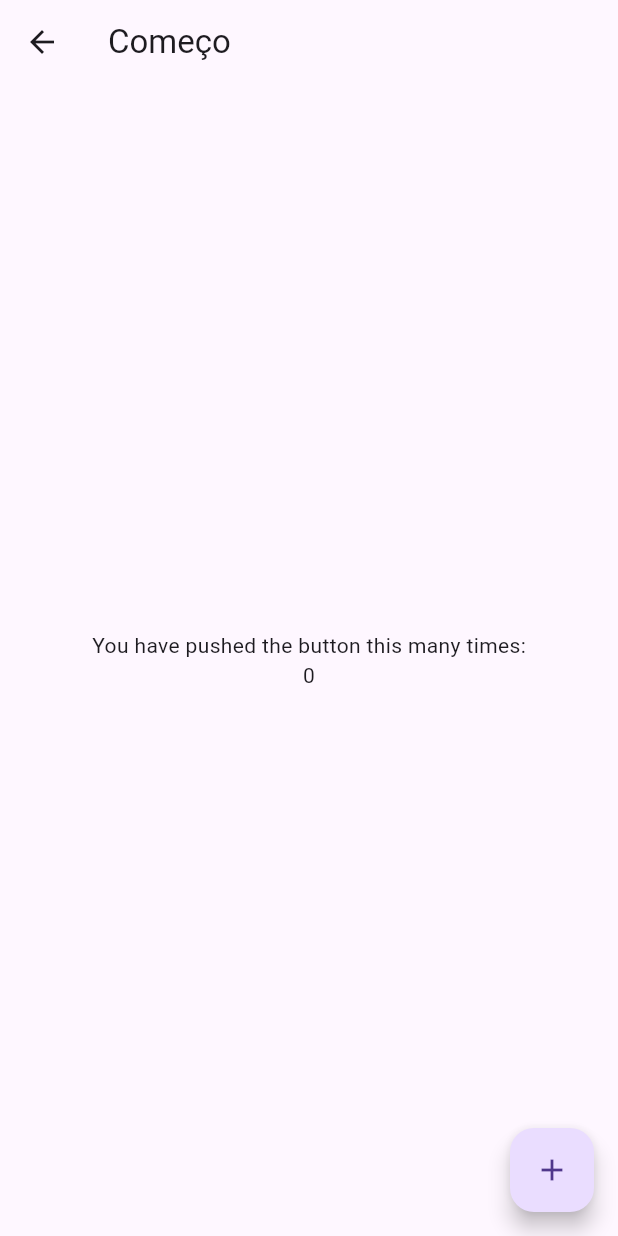
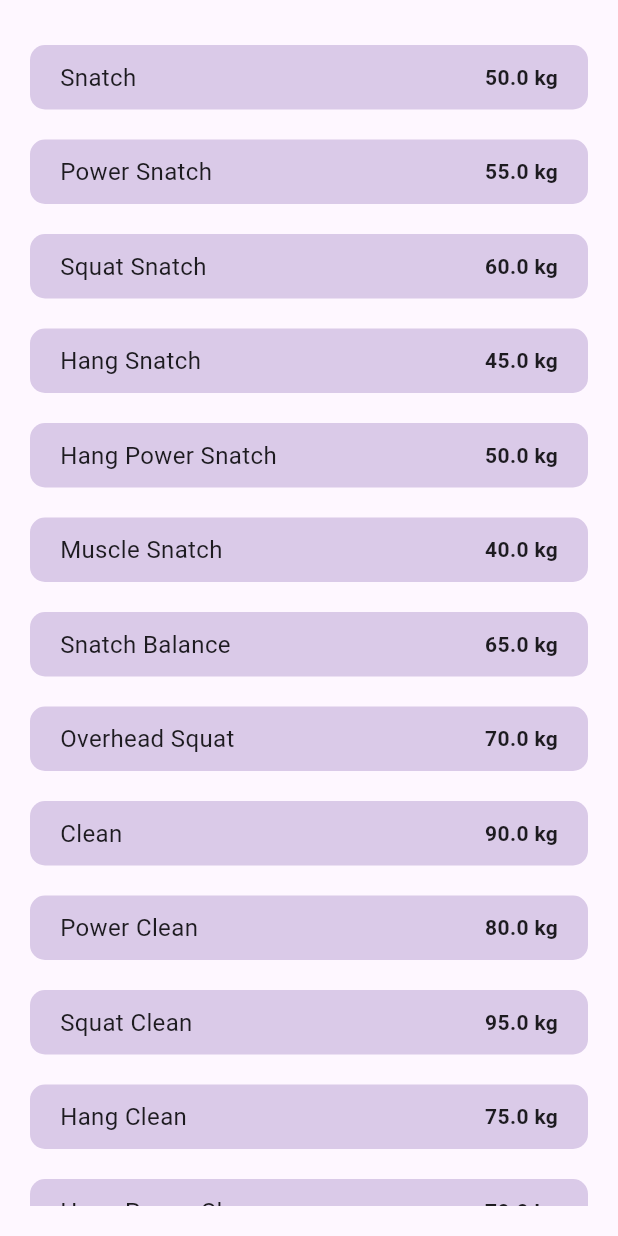
Before and after one commit to BiancaAlessandra/my-max, a Flutter app: the HomePage screen opened directly, on a phone screen of 412 x 824 dp. Run offline on Flutter 3.47's test engine with Material 3 defaults, Android fonts, the phone set to English and light mode, and no system bars.

Commit message:
development...
Criação da página home e andamento da página de login

```diff
--- a/lib/globals/components.dart
+++ b/lib/globals/components.dart
@@ -5,7 +5,7 @@ Widget load() {
   return Positioned.fill(
     child: Container(
       color: corPreto.withOpacity(0.3),
-      child: Center(child: CircularProgressIndicator()),
+      child: Center(child: CircularProgressIndicator(color: corPadrao)),
     ),
   );
 }
--- a/lib/pages/home.dart
+++ b/lib/pages/home.dart
@@ -1,4 +1,6 @@
 import 'package:flutter/material.dart';
+import 'package:mymax/globals/components.dart';
+import 'package:mymax/globals/styles.dart';
 
 class HomePage extends StatefulWidget {
   const HomePage({super.key});
@@ -8,35 +10,87 @@ class HomePage extends StatefulWidget {
 }
 
 class _HomePageState extends State<HomePage> {
-  int _counter = 0;
+  bool loadTela = false;
 
-  void _incrementCounter() {
-    setState(() {
-      _counter++;
-    });
-  }
+  List movimentos = [
+    (nome: 'Snatch', cargaMax: 50.0),
+    (nome: 'Power Snatch', cargaMax: 55.0),
+    (nome: 'Squat Snatch', cargaMax: 60.0),
+    (nome: 'Hang Snatch', cargaMax: 45.0),
+    (nome: 'Hang Power Snatch', cargaMax: 50.0),
+    (nome: 'Muscle Snatch', cargaMax: 40.0),
+    (nome: 'Snatch Balance', cargaMax: 65.0),
+    (nome: 'Overhead Squat', cargaMax: 70.0),
+    (nome: 'Clean', cargaMax: 90.0),
+    (nome: 'Power Clean', cargaMax: 80.0),
+    (nome: 'Squat Clean', cargaMax: 95.0),
+    (nome: 'Hang Clean', cargaMax: 75.0),
+    (nome: 'Hang Power Clean', cargaMax: 70.0),
+    (nome: 'Muscle Clean', cargaMax: 60.0),
+    (nome: 'Block Clean', cargaMax: 85.0),
+    (nome: 'Jerk', cargaMax: 100.0),
+    (nome: 'Push Jerk', cargaMax: 90.0),
+    (nome: 'Split Jerk', cargaMax: 95.0),
+    (nome: 'Power Jerk', cargaMax: 85.0),
+    (nome: 'Squat Jerk', cargaMax: 80.0),
+    (nome: 'Behind the Neck Jerk', cargaMax: 90.0),
+    (nome: 'Clean and Jerk', cargaMax: 105.0),
+    (nome: 'Squat Clean Thruster', cargaMax: 85.0),
+    (nome: 'Snatch Complex', cargaMax: 70.0),
+    (nome: 'Clean Complex', cargaMax: 90.0),
+    (nome: 'Snatch Pull', cargaMax: 95.0),
+    (nome: 'Clean Pull', cargaMax: 110.0),
+    (nome: 'Snatch Deadlift', cargaMax: 100.0),
+    (nome: 'Clean Deadlift', cargaMax: 120.0),
+    (nome: 'Front Squat', cargaMax: 110.0),
+    (nome: 'Overhead Squat', cargaMax: 95.0),
+    (nome: 'Strict Press', cargaMax: 60.0),
+    (nome: 'Push Press', cargaMax: 75.0),
+    (nome: 'Split Press', cargaMax: 65.0),
+  ];
 
   @override
   Widget build(BuildContext context) {
-    return Scaffold(
-      appBar: AppBar(
-        title: Text("Começo"),
-      ),
-      body: Center(
-        child: Column(
-          mainAxisAlignment: MainAxisAlignment.center,
-          children: <Widget>[
-             Text('You have pushed the button this many times:'),
-            Text(
-              '$_counter',
+    return WillPopScope(
+      onWillPop: () async => false,
+      child: Scaffold(
+        body: Stack(
+          children: [
+            Container(
+              padding: EdgeInsets.all(20),
+              child: ListView.builder(
+                itemCount: movimentos.length,
+                itemBuilder: (context, index) {
+                  final movimento = movimentos[index];
+                  return Container(
+                    margin: EdgeInsets.symmetric(vertical: 10),
+                    padding: EdgeInsets.symmetric(horizontal: 20, vertical: 10),
+                    decoration: BoxDecoration(
+                      color: corPadrao.withOpacity(0.2),
+                      borderRadius: BorderRadius.circular(10),
+                    ),
+                    child: Row(
+                      mainAxisAlignment: MainAxisAlignment.spaceBetween,
+                      children: [
+                        Expanded(
+                          child: Text(
+                            movimento.nome,
+                            style: TextStyle(fontSize: 16),
+                          ),
+                        ),
+                        Text(
+                          '${movimento.cargaMax.toStringAsFixed(1)} kg',
+                          style: TextStyle(fontWeight: FontWeight.bold),
+                        ),
+                      ],
+                    ),
+                  );
+                },
+              ),
             ),
+            loadTela == true ? load() : Container(),
           ],
         ),
-      ),
-      floatingActionButton: FloatingActionButton(
-        onPressed: _incrementCounter,
-        tooltip: 'Increment',
-        child:  Icon(Icons.add),
       ),
     );
   }
```
Also changed, not shown: lib/pages/login.dart (+47 -18 lines), assets/images/logo.png.
